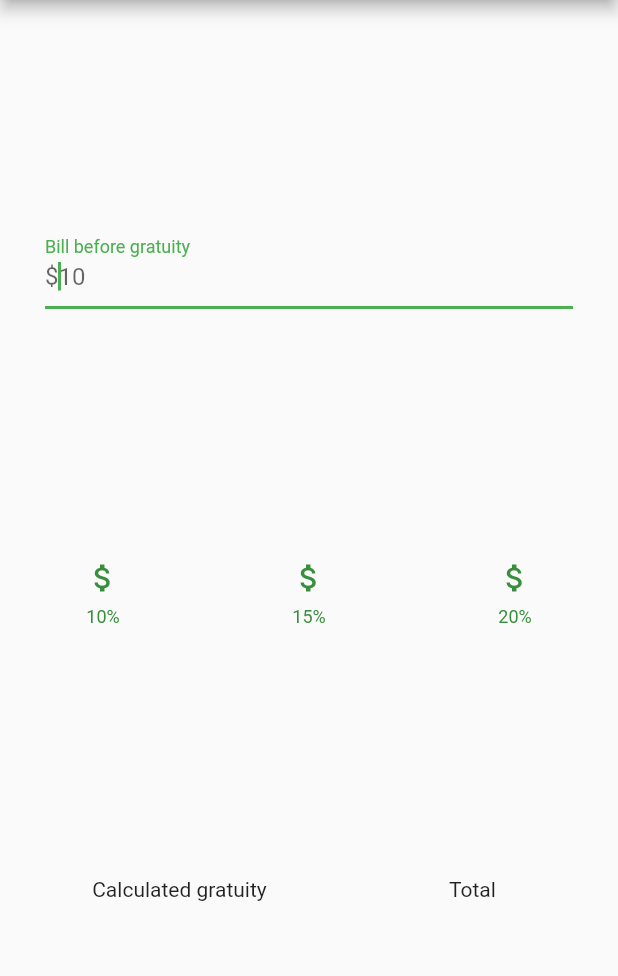
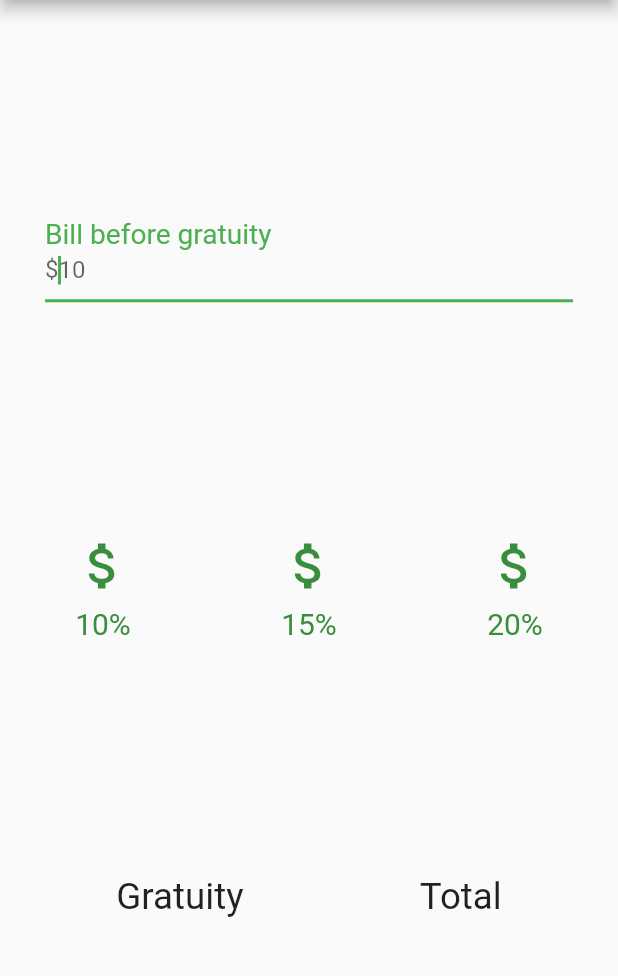
Before and after one commit to TheSirC/grounduity, a Flutter app: the screen it shows after launch, on a phone screen of 412 x 824 dp, the part 84-1060 px from its top. Run offline on Flutter 3.47's test engine with Material 2 defaults, Android fonts, the phone set to English and light mode, and no system bars.

Commit message:
Modificaions visuelles et ajout des variables pour tiers

```diff
--- a/lib/main.dart
+++ b/lib/main.dart
@@ -10,14 +10,18 @@ Container buildButtonColumn(IconData icon, String label, Color color) {
       children: [
         new Container(
           margin: EdgeInsets.only(top: 20.0),
-          child: new Icon(icon, color: color),
+          child: new Icon(
+            icon,
+            color: color,
+            size: 40.0,
+          ),
         ),
         new Container(
           margin: const EdgeInsets.only(top: 7.0),
           child: new Text(
             label + '%',
             style: new TextStyle(
-              fontSize: 12.0,
+              fontSize: 20.0,
               fontWeight: FontWeight.w400,
               color: color,
             ),
@@ -29,9 +33,15 @@ Container buildButtonColumn(IconData icon, String label, Color color) {
 }
 
 class MyApp extends StatelessWidget {
+
   double billAmount = 0.0;
   double tipPercentage = 0.0;
+  int tipTier1 = 10;
+  int tipTier2 = 15;
+  int tipTier3 = 20;
   String monetarySymbol = "\$";
+
+
   final appName = 'Grounduity';
   // This widget is the root of your application.
   @override
@@ -46,7 +56,8 @@ class MyApp extends StatelessWidget {
           ),
           body: new Align(
             alignment: Alignment(0.5, 0.5),
-            child: new Column(children: <Widget>[
+            child: new Column(
+              children: <Widget>[
                 new Container(
                     margin: EdgeInsets.all(20.0),
                     padding: EdgeInsets.symmetric(horizontal: 10.0),
@@ -55,7 +66,10 @@ class MyApp extends StatelessWidget {
                       autofocus: true,
                       decoration: new InputDecoration(
                         prefixText: monetarySymbol,
-                        labelText: "Bill before gratuity", hintText: '10'),
+                        labelText: "Bill before gratuity",
+                        labelStyle: TextStyle(fontSize: 25.0),
+                        hintText: '10',
+                      ),
                       onChanged: (String value) {
                         try {
                           billAmount = double.parse(value);
@@ -67,11 +81,11 @@ class MyApp extends StatelessWidget {
                 new Row(
                   children: <Widget>[
                     buildButtonColumn(
-                      Icons.attach_money, '10', Color(0xFF388E3C)),
+                        Icons.attach_money, tipTier1.toString(), Color(0xFF388E3C)),
                     buildButtonColumn(
-                      Icons.attach_money, '15', Color(0xFF388E3C)),
+                        Icons.attach_money, tipTier2.toString(), Color(0xFF388E3C)),
                     buildButtonColumn(
-                      Icons.attach_money, '20', Color(0xFF388E3C)),
+                        Icons.attach_money, tipTier3.toString(), Color(0xFF388E3C)),
                   ],
                   mainAxisAlignment: MainAxisAlignment.spaceAround,
                 ),
@@ -79,15 +93,24 @@ class MyApp extends StatelessWidget {
                   children: <Widget>[
                     new Container(
                         margin: EdgeInsets.all(40.0),
-                      child: new Text("Calculated gratuity")),
+                        child: new Text(
+                          "Gratuity",
+                          maxLines: 1,
+                          textScaleFactor: 1.75,
+                        )),
                     new Container(
                         margin: EdgeInsets.all(40.0),
-                      padding: EdgeInsets.symmetric(horizontal: 20.0),
-                      child: new Text("Total"))
+                        child: new Text(
+                          "Total",
+                          maxLines: 1,
+                          textScaleFactor: 1.75,
+                        ))
                   ],
                   mainAxisAlignment: MainAxisAlignment.spaceEvenly,
                 )
-            ],mainAxisAlignment: MainAxisAlignment.spaceEvenly,),
+              ],
+              mainAxisAlignment: MainAxisAlignment.spaceEvenly,
+            ),
           ),
         ));
   }
```
Lines whose indentation alone changed are shown as unchanged.
